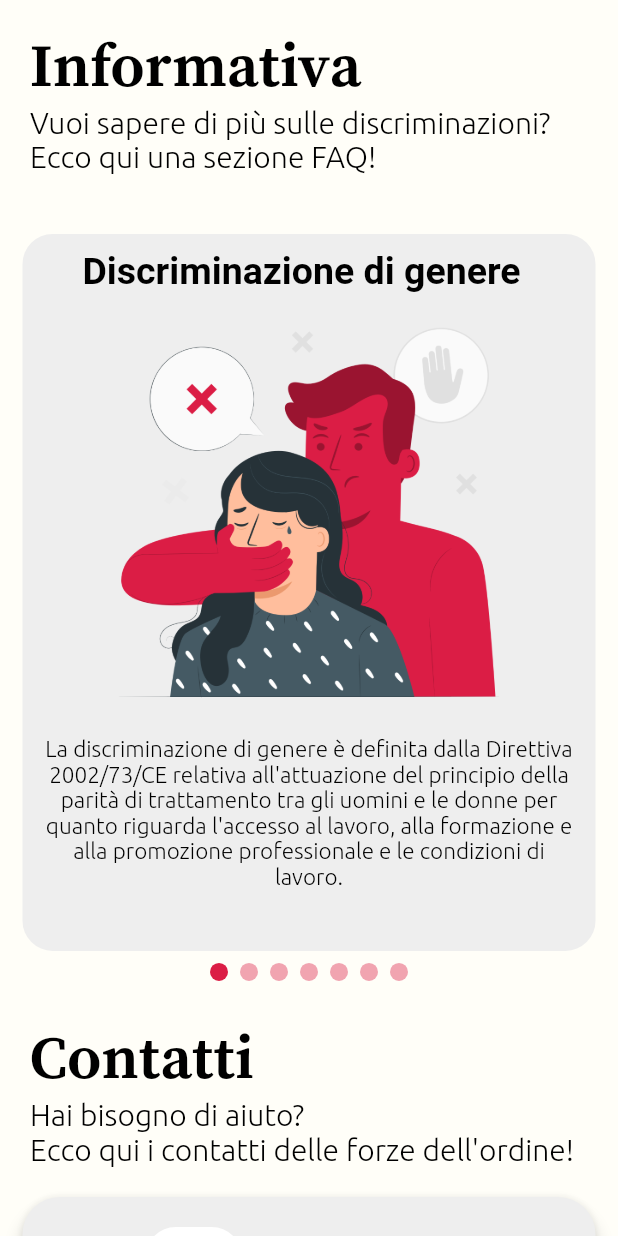
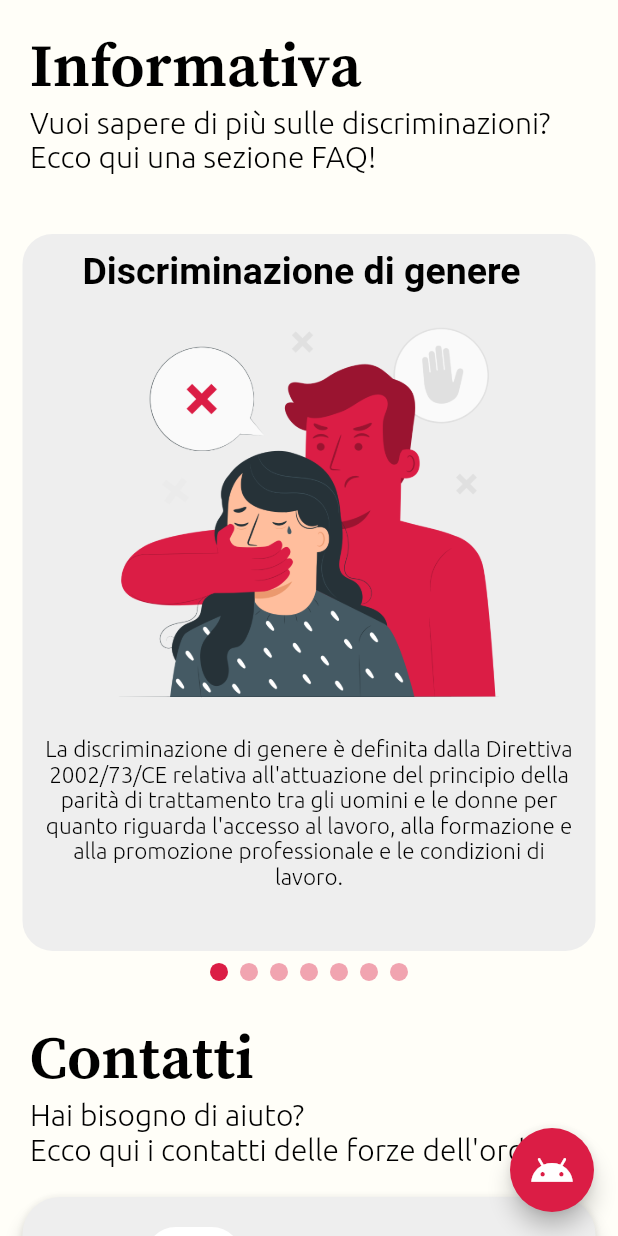
Before and after one commit to KLS-01/Report.it, a Flutter app: the Informativa screen opened directly, on a phone screen of 412 x 824 dp. Run offline on Flutter 3.47's test engine with Material 2 defaults, Android fonts, the phone set to English and light mode, and no system bars; drawn by our look-alikes of carousel_slider; our stand-ins replace cloud_firestore, date_time_picker, expandable, file_picker, firebase_auth, firebase_core and 5 more; missing offline and left inert: dart:ffi, flutter_phone_direct_caller, syncfusion_flutter_pdfviewer; accounts and stored records are empty; Roboto replaces fonts that are missing (IconFont).

Commit message:
Aggiunto floating button per Chatbot

```diff
--- a/lib/presentation/pages/pages_GIC/informativa_contatti_page.dart
+++ b/lib/presentation/pages/pages_GIC/informativa_contatti_page.dart
@@ -16,7 +16,8 @@ class _InformativaState extends State<Informativa> {
 
   @override
   Widget build(BuildContext context) {
-    return AnimatedContainer(
+    return Scaffold(
+      body: AnimatedContainer(
         color: Theme.of(context).backgroundColor,
         duration: const Duration(seconds: 1),
         child: ListView(
@@ -79,8 +80,9 @@ class _InformativaState extends State<Informativa> {
                                 child: i.body != ''
                                     ? (Text(
                                         i.body,
-                                      style:
-                                          Theme.of(context).textTheme.bodyText2,
+                                        style: Theme.of(context)
+                                            .textTheme
+                                            .bodyText2,
                                         textAlign: TextAlign.center,
                                       ))
                                     : (ElevatedButton(
@@ -161,7 +163,8 @@ class _InformativaState extends State<Informativa> {
                           Container(
                             height: 40,
                             decoration: const BoxDecoration(
-                            borderRadius: BorderRadius.all(Radius.circular(20)),
+                              borderRadius:
+                                  BorderRadius.all(Radius.circular(20)),
                               color: Colors.white,
                             ),
                             child: TextButton(
@@ -186,7 +189,8 @@ class _InformativaState extends State<Informativa> {
                           Container(
                             height: 40,
                             decoration: const BoxDecoration(
-                            borderRadius: BorderRadius.all(Radius.circular(20)),
+                              borderRadius:
+                                  BorderRadius.all(Radius.circular(20)),
                               color: Colors.white,
                             ),
                             child: TextButton(
@@ -211,7 +215,8 @@ class _InformativaState extends State<Informativa> {
                           Container(
                             height: 40,
                             decoration: const BoxDecoration(
-                            borderRadius: BorderRadius.all(Radius.circular(20)),
+                              borderRadius:
+                                  BorderRadius.all(Radius.circular(20)),
                               color: Colors.white,
                             ),
                             child: TextButton(
@@ -232,6 +237,12 @@ class _InformativaState extends State<Informativa> {
               ),
             ),
           ],
+        ),
+      ),
+      floatingActionButton: FloatingActionButton(
+        onPressed: (() {}),
+        backgroundColor: Color.fromRGBO(219, 29, 69, 1),
+        child: Icon(Icons.android, size: 30),
       ),
     );
   }
```
Also changed, not shown: 1 other file. Lines whose indentation alone changed are shown as unchanged.
